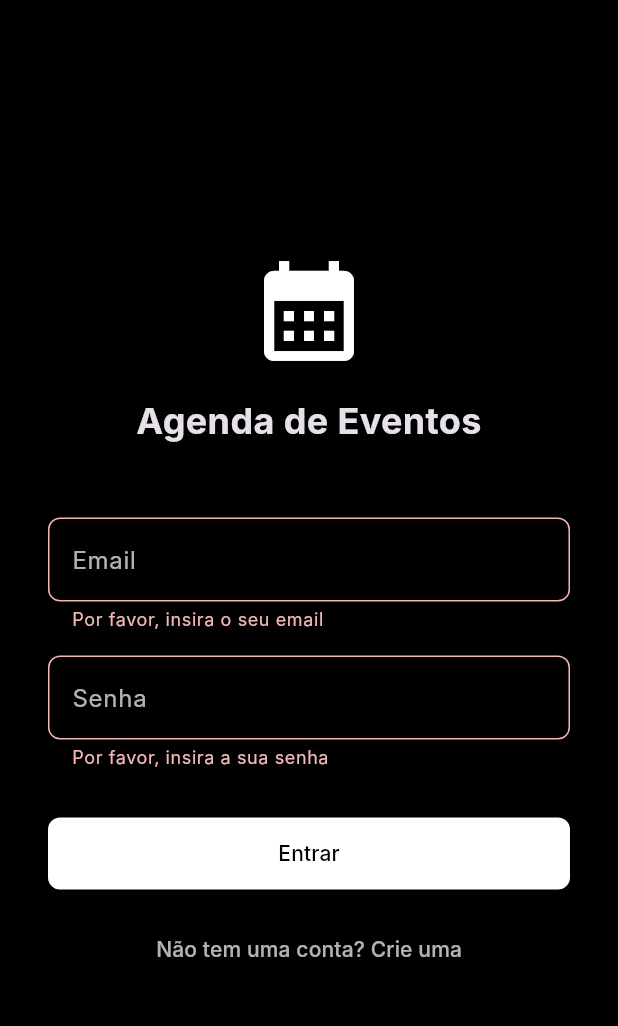
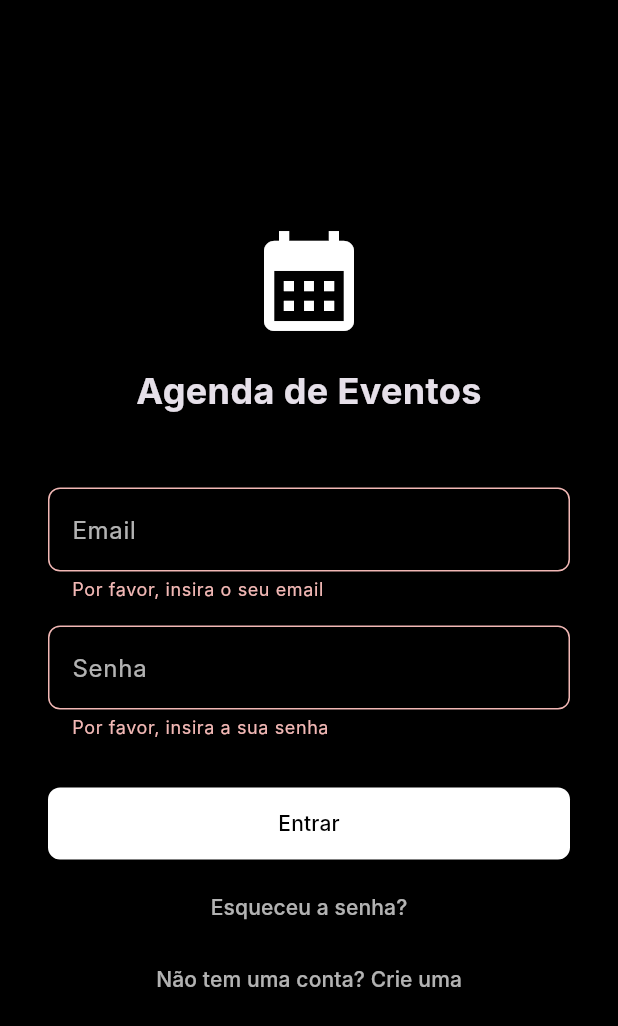
Before and after one commit to Cassio024/Projeto-Agenda-de-Shows, a Flutter app: the screen it shows after launch, after a tap on "Entrar", on a phone screen of 412 x 824 dp. Shown: the top 1026 px of the screen. Run offline on Flutter 3.47's test engine with Material 3 defaults, Android fonts, the phone set to English and light mode, and no system bars; our stand-ins replace table_calendar; Roboto replaces fonts that are missing (Inter).

Commit message:
atualizando frontend

```diff
--- a/flutter_application_1/lib/screens/login_screen.dart
+++ b/flutter_application_1/lib/screens/login_screen.dart
@@ -1,12 +1,15 @@
 // lib/screens/login_screen.dart
+
 import 'package:flutter/material.dart';
 import '../models/user_model.dart';
 import '../services/api_service.dart';
 import 'home_screen.dart';
-import 'signup_screen.dart'; // Adicione outros imports se necessário
+import 'signup_screen.dart';
+import 'forgot_password_screen.dart'; // Importa a nova tela
 
 class LoginScreen extends StatefulWidget {
   const LoginScreen({Key? key}) : super(key: key);
+
   @override
   State<LoginScreen> createState() => _LoginScreenState();
 }
@@ -39,9 +42,11 @@ class _LoginScreenState extends State<LoginScreen> {
           );
         }
       } catch (e) {
+        if (mounted) {
           ScaffoldMessenger.of(context).showSnackBar(
             SnackBar(content: Text(e.toString().replaceAll('Exception: ', ''))),
           );
+        }
       } finally {
         if (mounted) setState(() => _isLoading = false);
       }
@@ -86,7 +91,18 @@ class _LoginScreenState extends State<LoginScreen> {
                   onPressed: _isLoading ? null : _login,
                   child: _isLoading ? const SizedBox(width: 20, height: 20, child: CircularProgressIndicator(strokeWidth: 2, color: Colors.black)) : const Text('Entrar'),
                 ),
-                const SizedBox(height: 16),
+                const SizedBox(height: 8),
+                Column(
+                  children: [
+                    TextButton(
+                      onPressed: () {
+                        Navigator.of(context).push(
+                          MaterialPageRoute(builder: (context) => const ForgotPasswordScreen()),
+                        );
+                      },
+                      child: const Text('Esqueceu a senha?'),
+                      style: TextButton.styleFrom(foregroundColor: Colors.white70),
+                    ),
                     TextButton(
                       onPressed: () {
                         Navigator.of(context).push(
@@ -95,7 +111,9 @@ class _LoginScreenState extends State<LoginScreen> {
                       },
                       child: const Text('Não tem uma conta? Crie uma'),
                       style: TextButton.styleFrom(foregroundColor: Colors.white70),
-                )
+                    ),
+                  ],
+                ),
               ],
             ),
           ),
```
Also changed, not shown: flutter_application_1/lib/screens/forgot_password_screen.dart (+22 -6 lines). Lines whose indentation alone changed are shown as unchanged.
